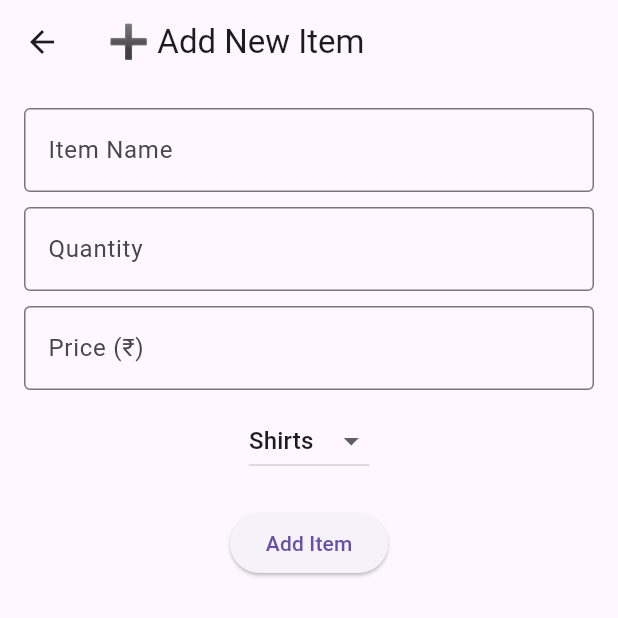
After one commit to Dsp2810/flutter-dev, a Flutter app: the screen it shows after launch, after a tap on the "add" icon, on a phone screen of 412 x 824 dp, the top half of it. The commit adds this screen. Run offline on Flutter 3.47's test engine with Material 3 defaults, Android fonts, the phone set to English and light mode, and no system bars; network calls fail.

```diff
--- a/PROJECTS/shoping/shoping_cart_app/lib/main.dart
+++ b/PROJECTS/shoping/shoping_cart_app/lib/main.dart
@@ -1,122 +1,25 @@
 import 'package:flutter/material.dart';
+import 'screens/home_screen.dart';
 
 void main() {
-  runApp(const MyApp());
+  runApp(const ShoppingApp());
 }
 
-class MyApp extends StatelessWidget {
-  const MyApp({super.key});
+class ShoppingApp extends StatelessWidget {
+  const ShoppingApp({super.key});
 
-  // This widget is the root of your application.
   @override
   Widget build(BuildContext context) {
     return MaterialApp(
-      title: 'Flutter Demo',
+      title: '🛒 Shopping List App',
+      debugShowCheckedModeBanner: false,
       theme: ThemeData(
-        // This is the theme of your application.
-        //
-        // TRY THIS: Try running your application with "flutter run". You'll see
-        // the application has a purple toolbar. Then, without quitting the app,
-        // try changing the seedColor in the colorScheme below to Colors.green
-        // and then invoke "hot reload" (save your changes or press the "hot
-        // reload" button in a Flutter-supported IDE, or press "r" if you used
-        // the command line to start the app).
-        //
-        // Notice that the counter didn't reset back to zero; the application
-        // state is not lost during the reload. To reset the state, use hot
-        // restart instead.
-        //
-        // This works for code too, not just values: Most code changes can be
-        // tested with just a hot reload.
-        colorScheme: ColorScheme.fromSeed(seedColor: Colors.deepPurple),
+        primarySwatch: Colors.green,
+        inputDecorationTheme: const InputDecorationTheme(
+          border: OutlineInputBorder(),
+        ),
       ),
-      home: const MyHomePage(title: 'Flutter Demo Home Page'),
+      home: const HomeScreen(), // Initial screen
     );
   }
 }
-
-class MyHomePage extends StatefulWidget {
-  const MyHomePage({super.key, required this.title});
-
-  // This widget is the home page of your application. It is stateful, meaning
-  // that it has a State object (defined below) that contains fields that affect
-  // how it looks.
-
-  // This class is the configuration for the state. It holds the values (in this
-  // case the title) provided by the parent (in this case the App widget) and
-  // used by the build method of the State. Fields in a Widget subclass are
-  // always marked "final".
-
-  final String title;
-
-  @override
-  State<MyHomePage> createState() => _MyHomePageState();
-}
-
-class _MyHomePageState extends State<MyHomePage> {
-  int _counter = 0;
-
-  void _incrementCounter() {
-    setState(() {
-      // This call to setState tells the Flutter framework that something has
-      // changed in this State, which causes it to rerun the build method below
-      // so that the display can reflect the updated values. If we changed
-      // _counter without calling setState(), then the build method would not be
-      // called again, and so nothing would appear to happen.
-      _counter++;
-    });
-  }
-
-  @override
-  Widget build(BuildContext context) {
-    // This method is rerun every time setState is called, for instance as done
-    // by the _incrementCounter method above.
-    //
-    // The Flutter framework has been optimized to make rerunning build methods
-    // fast, so that you can just rebuild anything that needs updating rather
-    // than having to individually change instances of widgets.
-    return Scaffold(
-      appBar: AppBar(
-        // TRY THIS: Try changing the color here to a specific color (to
-        // Colors.amber, perhaps?) and trigger a hot reload to see the AppBar
-        // change color while the other colors stay the same.
-        backgroundColor: Theme.of(context).colorScheme.inversePrimary,
-        // Here we take the value from the MyHomePage object that was created by
-        // the App.build method, and use it to set our appbar title.
-        title: Text(widget.title),
-      ),
-      body: Center(
-        // Center is a layout widget. It takes a single child and positions it
-        // in the middle of the parent.
-        child: Column(
-          // Column is also a layout widget. It takes a list of children and
-          // arranges them vertically. By default, it sizes itself to fit its
-          // children horizontally, and tries to be as tall as its parent.
-          //
-          // Column has various properties to control how it sizes itself and
-          // how it positions its children. Here we use mainAxisAlignment to
-          // center the children vertically; the main axis here is the vertical
-          // axis because Columns are vertical (the cross axis would be
-          // horizontal).
-          //
-          // TRY THIS: Invoke "debug painting" (choose the "Toggle Debug Paint"
-          // action in the IDE, or press "p" in the console), to see the
-          // wireframe for each widget.
-          mainAxisAlignment: MainAxisAlignment.center,
-          children: <Widget>[
-            const Text('You have pushed the button this many times:'),
-            Text(
-              '$_counter',
-              style: Theme.of(context).textTheme.headlineMedium,
-            ),
-          ],
-        ),
-      ),
-      floatingActionButton: FloatingActionButton(
-        onPressed: _incrementCounter,
-        tooltip: 'Increment',
-        child: const Icon(Icons.add),
-      ), // This trailing comma makes auto-formatting nicer for build methods.
-    );
-  }
-}
--- /dev/null
+++ b/PROJECTS/shoping/shoping_cart_app/lib/models/items.dart
@@ -0,0 +1,33 @@
+class Item {
+  final String id;
+  final String name;
+  final String category;
+  final int quantity;
+  final int price;
+
+  Item({
+    required this.id,
+    required this.name,
+    required this.category,
+    required this.quantity,
+    required this.price,
+  });
+
+  factory Item.fromJson(Map<String, dynamic> json) {
+    return Item(
+      id: json['id'],
+      name: json['name'],
+      category: json['category'],
+      quantity: json['quantity'],
+      price: json['price'],
+    );
+  }
+  Map<String, dynamic> toJson() {
+    return {
+      'name': name,
+      'category': category,
+      'quantity': quantity,
+      'price': price,
+    };
+  }
+}
--- /dev/null
+++ b/PROJECTS/shoping/shoping_cart_app/lib/screens/add_item_screen.dart
@@ -0,0 +1,82 @@
+import 'package:flutter/material.dart';
+import '../models/items.dart';
+import '../services/api_service.dart';
+
+class AddItemScreen extends StatefulWidget {
+  const AddItemScreen({super.key});
+
+  @override
+  State<AddItemScreen> createState() => _AddItemScreenState();
+}
+
+class _AddItemScreenState extends State<AddItemScreen> {
+  final _nameController = TextEditingController();
+  final _quantityController = TextEditingController();
+  final _priceController = TextEditingController();
+  final List<String> _categories = ['Shirts', 'Pants', 'T-Shirts', 'Others'];
+  String _selectedCategory = 'Shirts';
+
+  void _submit() async {
+    final name = _nameController.text.trim();
+    final quantity = int.tryParse(_quantityController.text.trim());
+    final price = int.tryParse(_priceController.text.trim());
+
+    if (name.isEmpty || quantity == null || price == null) {
+      ScaffoldMessenger.of(context).showSnackBar(
+        const SnackBar(content: Text("❗ Enter valid data")),
+      );
+      return;
+    }
+
+    final newItem = Item(
+      id: '',
+      name: name,
+      category: _selectedCategory,
+      quantity: quantity,
+      price: price,
+    );
+
+    await ApiService.addItem(newItem);
+    Navigator.pop(context);
+  }
+
+  @override
+  Widget build(BuildContext context) {
+    return Scaffold(
+      appBar: AppBar(title: const Text("➕ Add New Item")),
+      body: Padding(
+        padding: const EdgeInsets.all(16.0),
+        child: Column(
+          children: [
+            TextField(
+              controller: _nameController,
+              decoration: const InputDecoration(labelText: "Item Name"),
+            ),
+            const SizedBox(height: 10),
+            TextField(
+              controller: _quantityController,
+              keyboardType: TextInputType.number,
+              decoration: const InputDecoration(labelText: "Quantity"),
+            ),
+            const SizedBox(height: 10),
+            TextField(
+              controller: _priceController,
+              keyboardType: TextInputType.number,
+              decoration: const InputDecoration(labelText: "Price (₹)"),
+            ),
+            const SizedBox(height: 10),
+            DropdownButton<String>(
+              value: _selectedCategory,
+              items: _categories.map((cat) {
+                return DropdownMenuItem(value: cat, child: Text(cat));
+              }).toList(),
+              onChanged: (value) => setState(() => _selectedCategory = value!),
+            ),
+            const SizedBox(height: 20),
+            ElevatedButton(onPressed: _submit, child: const Text("Add Item"))
+          ],
+        ),
+      ),
+    );
+  }
+}
--- /dev/null
+++ b/PROJECTS/shoping/shoping_cart_app/lib/screens/edit_item_screen.dart
@@ -0,0 +1,93 @@
+import 'package:flutter/material.dart';
+import '../models/items.dart';
+import '../services/api_service.dart';
+
+class EditItemScreen extends StatefulWidget {
+  final Item item;
+  const EditItemScreen({super.key, required this.item});
+
+  @override
+  State<EditItemScreen> createState() => _EditItemScreenState();
+}
+
+class _EditItemScreenState extends State<EditItemScreen> {
+  late TextEditingController _nameController;
+  late TextEditingController _quantityController;
+  late TextEditingController _priceController;
+  late String _selectedCategory;
+
+  final List<String> _categories = ['Shirts', 'Pants', 'T-Shirts', 'Others'];
+
+  @override
+  void initState() {
+    super.initState();
+    _nameController = TextEditingController(text: widget.item.name);
+    _quantityController = TextEditingController(text: widget.item.quantity.toString());
+    _priceController = TextEditingController(text: widget.item.price.toString());
+    _selectedCategory = widget.item.category;
+  }
+
+  void _submit() async {
+    final name = _nameController.text.trim();
+    final quantity = int.tryParse(_quantityController.text.trim());
+    final price = int.tryParse(_priceController.text.trim());
+
+    if (name.isEmpty || quantity == null || price == null) {
+      ScaffoldMessenger.of(context).showSnackBar(
+        const SnackBar(content: Text("❗ Enter valid data")),
+      );
+      return;
+    }
+
+    final updatedItem = Item(
+      id: widget.item.id,
+      name: name,
+      category: _selectedCategory,
+      quantity: quantity,
+      price: price,
+    );
+
+    await ApiService.updateItem(widget.item.id, updatedItem);
+    Navigator.pop(context);
+  }
+
+  @override
+  Widget build(BuildContext context) {
+    return Scaffold(
+      appBar: AppBar(title: const Text("✏️ Edit Item")),
+      body: Padding(
+        padding: const EdgeInsets.all(16.0),
+        child: Column(
+          children: [
+            TextField(
+              controller: _nameController,
+              decoration: const InputDecoration(labelText: "Item Name"),
+            ),
+            const SizedBox(height: 10),
+            TextField(
+              controller: _quantityController,
+              keyboardType: TextInputType.number,
+              decoration: const InputDecoration(labelText: "Quantity"),
+            ),
+            const SizedBox(height: 10),
+            TextField(
+              controller: _priceController,
+              keyboardType: TextInputType.number,
+              decoration: const InputDecoration(labelText: "Price (₹)"),
+            ),
+            const SizedBox(height: 10),
+            DropdownButton<String>(
+              value: _selectedCategory,
+              items: _categories.map((cat) {
+                return DropdownMenuItem(value: cat, child: Text(cat));
+              }).toList(),
+              onChanged: (value) => setState(() => _selectedCategory = value!),
+            ),
+            const SizedBox(height: 20),
+            ElevatedButton(onPressed: _submit, child: const Text("Update Item"))
+          ],
+        ),
+      ),
+    );
+  }
+}
--- /dev/null
+++ b/PROJECTS/shoping/shoping_cart_app/lib/screens/home_screen.dart
@@ -0,0 +1,94 @@
+import 'package:flutter/material.dart';
+import '../models/items.dart';
+import '../services/api_service.dart';
+import 'add_item_screen.dart';
+import 'edit_item_screen.dart';
+
+class HomeScreen extends StatefulWidget {
+  const HomeScreen({super.key});
+
+  @override
+  State<HomeScreen> createState() => _HomeScreenState();
+}
+
+class _HomeScreenState extends State<HomeScreen> {
+  late Future<List<Item>> _items;
+
+  @override
+  void initState() {
+    super.initState();
+    _items = ApiService.getItems();
+  }
+
+  void _refresh() {
+    setState(() {
+      _items = ApiService.getItems();
+    });
+  }
+
+  @override
+  Widget build(BuildContext context) {
+    return Scaffold(
+      appBar: AppBar(title: const Text("🛒 My Shopping List")),
+      body: FutureBuilder(
+        future: _items,
+        builder: (context, snapshot) {
+          if (snapshot.connectionState == ConnectionState.waiting) {
+            return const Center(child: CircularProgressIndicator());
+          } else if (snapshot.hasError) {
+            return const Center(child: Text("❌ Failed to load items"));
+          } else {
+            final items = snapshot.data!;
+            if (items.isEmpty) return const Center(child: Text("No items yet"));
+
+            return ListView.builder(
+              itemCount: items.length,
+              itemBuilder: (ctx, index) {
+                final item = items[index];
+                return ListTile(
+                  title: Text(item.name),
+                  subtitle: Text(
+                    "Category: ${item.category}\nQty: ${item.quantity} | Price: ₹${item.price}",
+                  ),
+                  isThreeLine: true,
+                  trailing: Row(
+                    mainAxisSize: MainAxisSize.min,
+                    children: [
+                      IconButton(
+                        icon: const Icon(Icons.edit),
+                        onPressed: () async {
+                          await Navigator.push(
+                            context,
+                            MaterialPageRoute(
+                              builder: (_) => EditItemScreen(item: item),
+                            ),
+                          );
+                          _refresh();
+                        },
+                      ),
+                      IconButton(
+                        icon: const Icon(Icons.delete),
+                        onPressed: () async {
+                          await ApiService.deleteItem(item.id);
+                          _refresh();
+                        },
+                      ),
+                    ],
+                  ),
+                );
+              },
+            );
+          }
+        },
+      ),
+      floatingActionButton: FloatingActionButton(
+        onPressed: () async {
+          await Navigator.push(context,
+              MaterialPageRoute(builder: (_) => const AddItemScreen()));
+          _refresh();
+        },
+        child: const Icon(Icons.add),
+      ),
+    );
+  }
+}
--- /dev/null
+++ b/PROJECTS/shoping/shoping_cart_app/lib/services/api_service.dart
@@ -0,0 +1,35 @@
+import 'dart:convert';
+import 'package:http/http.dart' as http;
+import '../models/items.dart';
+
+const String baseUrl = 'http://localhost:3000/items'; // change if hosted
+
+class ApiService {
+  static Future<List<Item>> getItems() async {
+    final response = await http.get(Uri.parse(baseUrl));
+    if (response.statusCode == 200) {
+      final List data = jsonDecode(response.body);
+      return data.map((e) => Item.fromJson(e)).toList();
+    } else {
+      throw Exception("Failed to load items");
+    }
+  }
+
+  static Future<void> addItem(Item item) async {
+    await http.post(Uri.parse(baseUrl),
+      headers: {'Content-Type': 'application/json'},
+      body: jsonEncode(item.toJson())
+    );
+  }
+
+  static Future<void> deleteItem(String id) async {
+    await http.delete(Uri.parse('$baseUrl/$id'));
+  }
+
+  static Future<void> updateItem(String id, Item item) async {
+    await http.put(Uri.parse('$baseUrl/$id'),
+      headers: {'Content-Type': 'application/json'},
+      body: jsonEncode(item.toJson())
+    );
+  }
+}
--- /dev/null
+++ b/package.json
@@ -0,0 +1,6 @@
+{
+  "dependencies": {
+    "cors": "^2.8.5",
+    "dotenv": "^17.2.0"
+  }
+}
```
Also changed, not shown: PROGRAMING/practice_app/assets/images/me.jpg (added), package-lock.json (added), 5 other files.
